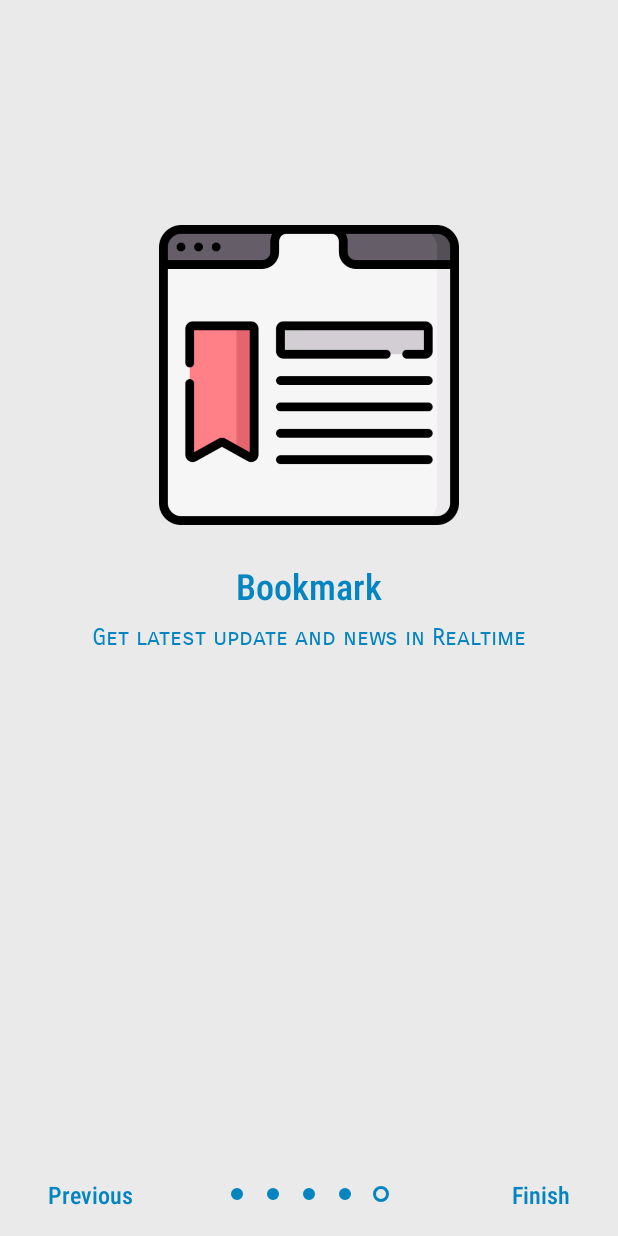
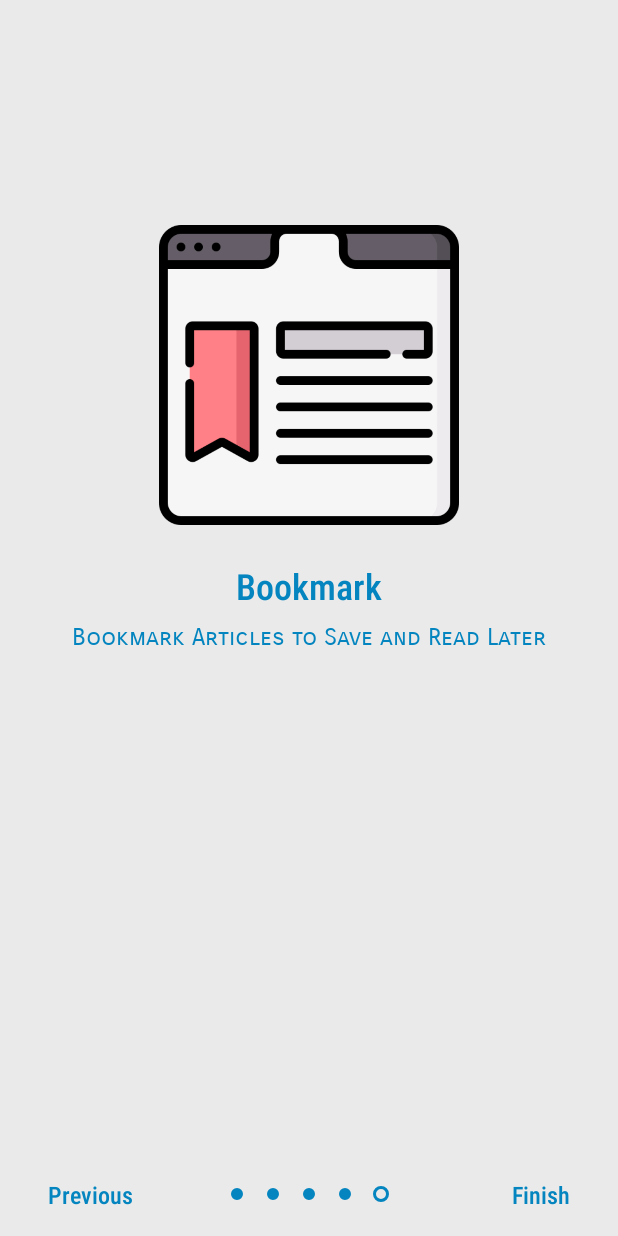
Before and after one commit to infosumit1/NewsBit3, an Android app: the screen it shows after launch (OnBoardScreensActivity), item 5 of the bottom bar chosen, on a phone screen of 412 x 824 dp. Run offline under Robolectric (Android 15) with nearby library versions, the light colour scheme and no system bars.

Commit message:
Bug Fixes and UI Improvements

```diff
--- a/app/src/main/java/com/example/android/newsbit/ui/OnBoardScreensActivity.kt
+++ b/app/src/main/java/com/example/android/newsbit/ui/OnBoardScreensActivity.kt
@@ -73,14 +73,14 @@ class OnBoardScreensActivity : AppCompatActivity() {
         onBoardingScreens.add(
             OnBoardingScreens(
                 "Search",
-                "Get latest update and news in Realtime",
+                "Search News using keyword",
                 R.drawable.search
             )
         )
         onBoardingScreens.add(
             OnBoardingScreens(
                 "Bookmark",
-                "Get latest update and news in Realtime",
+                "Bookmark Articles to Save and Read Later",
                 R.drawable.bookmark
             )
         )
--- a/app/src/main/java/com/example/android/newsbit/ui/fragments/TopNewsFragment.kt
+++ b/app/src/main/java/com/example/android/newsbit/ui/fragments/TopNewsFragment.kt
@@ -1,10 +1,13 @@
 package com.example.android.newsbit.ui.fragments
 
+import android.content.Context
+import android.content.SharedPreferences
 import android.os.Bundle
 import android.util.Log
 import android.view.View
 import android.widget.*
 import androidx.activity.OnBackPressedCallback
+import androidx.appcompat.app.AppCompatDelegate
 import androidx.core.view.isVisible
 import androidx.fragment.app.Fragment
 import androidx.lifecycle.Observer
@@ -41,6 +44,7 @@ class TopNewsFragment : Fragment(R.layout.fragment_top_news) {
 
     override fun onViewCreated(view: View, savedInstanceState: Bundle?) {
         super.onViewCreated(view, savedInstanceState)
+
 
         viewModel = (activity as MainActivity).viewModel
 
@@ -219,4 +223,5 @@ class TopNewsFragment : Fragment(R.layout.fragment_top_news) {
         }
     }
 
+
 }
--- a/app/src/main/java/com/example/android/newsbit/utils/Constants.kt
+++ b/app/src/main/java/com/example/android/newsbit/utils/Constants.kt
@@ -3,8 +3,8 @@ package com.example.android.newsbit.utils
 class Constants {
 
     companion object {
-        const val API_KEY = "b555abf6dd3145589a84fd76e00adf9d"//phillip key
-        /*const val API_KEY = "7531a6a0c2374a0bb40ace49a26b7592"//sumit key*/
+        /*const val API_KEY = "b555abf6dd3145589a84fd76e00adf9d"//phillip key*/
+        const val API_KEY = "7531a6a0c2374a0bb40ace49a26b7592" //sumit key
         const val BASE_URL = "https://newsapi.org"
 
     }
```
Also changed, not shown: app/src/main/java/com/example/android/newsbit/ui/MainActivity.kt (+4 -12 lines), 35 other files.
